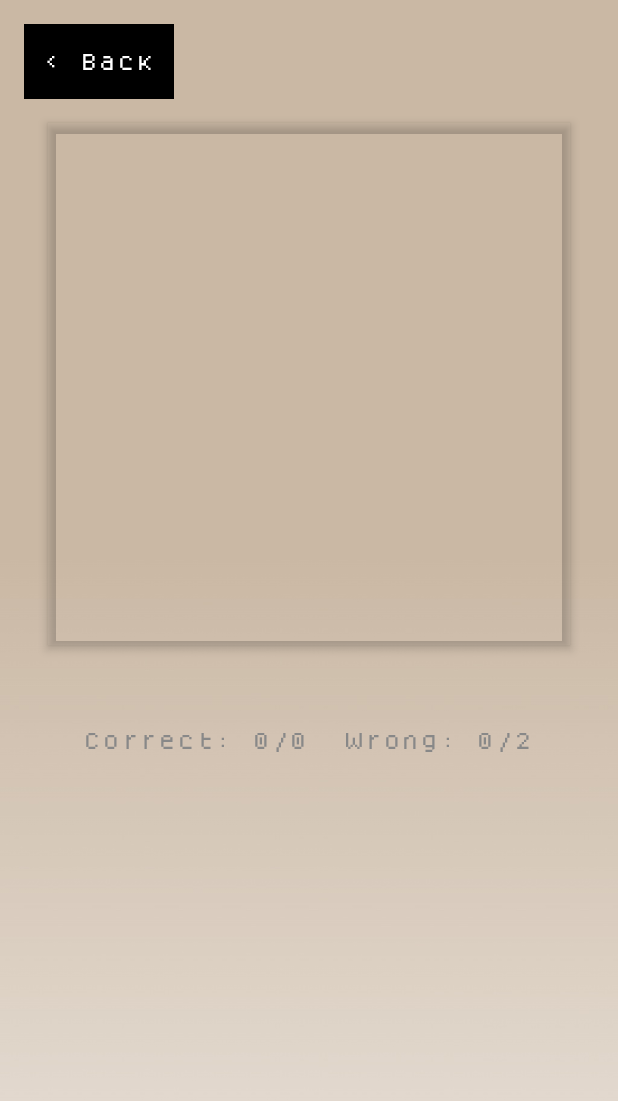
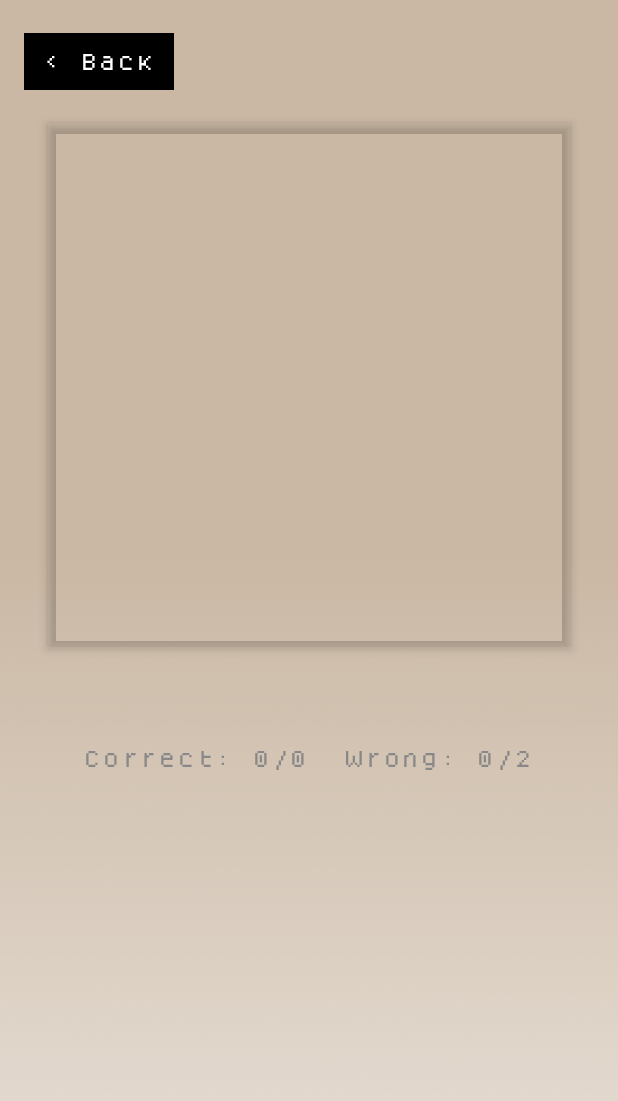
Before and after one commit to r44cx/PixelChef, an Android app built with Jetpack Compose: the composable GameScreen called with empty values, on a phone screen of 412 x 824 dp. Shown: the top 1101 px of the screen. Run offline under Robolectric (Android 15) with nearby library versions, the phone set to English and light mode, and no system bars.

Commit message:
minor bug fixes

```diff
--- a/app/build.gradle.kts
+++ b/app/build.gradle.kts
@@ -25,6 +25,7 @@ android {
                 getDefaultProguardFile("proguard-android-optimize.txt"),
                 "proguard-rules.pro"
             )
+            signingConfig = signingConfigs.getByName("debug")
         }
     }
     compileOptions {
--- a/app/src/main/java/com/pixelchef/GameScreen.kt
+++ b/app/src/main/java/com/pixelchef/GameScreen.kt
@@ -127,17 +127,17 @@ private fun RecipeImage(currentLevel: Level?, viewModel: GameViewModel) {
 private fun RecipeDetails(currentLevel: Level?, viewModel: GameViewModel) {
     Column(
         modifier = Modifier
-            .padding(vertical = 12.dp)
             .fillMaxWidth(),
         horizontalAlignment = Alignment.CenterHorizontally
     ) {
         Text(
             text = currentLevel?.name.orEmpty(),
-            fontSize = 20.sp,
+            fontSize = 16.sp,
             fontWeight = FontWeight.Bold,
-            fontFamily = pixelatedFont
+            fontFamily = pixelatedFont,
+            textAlign = TextAlign.Center,
+            modifier = Modifier.padding(vertical = 12.dp)
         )
-
         Row(
             modifier = Modifier.fillMaxWidth(),
             horizontalArrangement = Arrangement.Center
@@ -252,12 +252,12 @@ fun IngredientItem(
                 .height(30.dp)
                 .width(150.dp)
                 .align(Alignment.BottomCenter)
-                .background(Color(0x70FFFFFF)), // Transparency
+                .background(Color(0xCCFFFFFF)), // Transparency
             contentAlignment = Alignment.Center
         ) {
             Text(
                 text = ingredient.name,
-                fontSize = 14.sp,
+                fontSize = 8.sp,
                 fontWeight = FontWeight.Bold,
                 color = colorResource(R.color.colorTextPrimary),
                 fontFamily = pixelatedFont
--- a/app/src/main/java/com/pixelchef/ui/components/BackButton.kt
+++ b/app/src/main/java/com/pixelchef/ui/components/BackButton.kt
@@ -1,6 +1,8 @@
 package com.pixelchef.ui.components
 
 import androidx.compose.foundation.layout.PaddingValues
+import androidx.compose.foundation.layout.height
+import androidx.compose.foundation.layout.padding
 import androidx.compose.foundation.layout.width
 import androidx.compose.runtime.Composable
 import androidx.compose.ui.Modifier
@@ -12,7 +14,11 @@ fun BackButton(onBack: () -> Unit) {
     PixelatedButton(
         text = "< Back",
         onClick = onBack,
-        modifier = Modifier.width(100.dp),
+        modifier = Modifier
+            .width(100.dp)
+            .height(50.dp)
+            .padding(vertical = 6.dp)
+        ,
         contentPadding = PaddingValues(vertical = 4.dp, horizontal = 8.dp),
         fontSize = 12
     )
```
